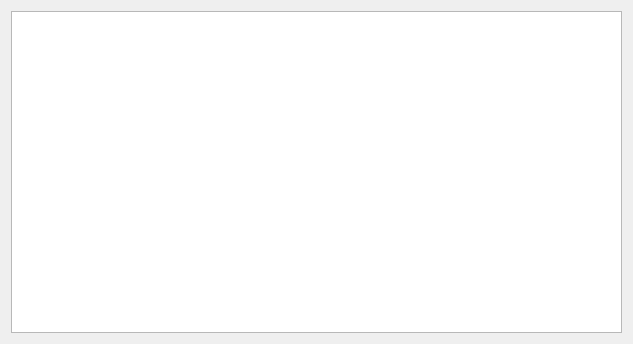
The window that cbr/support/msa/visual/MsaViewer.ui (TUM-CBR/pymol-plugins) describes before a commit, drawn with Qt 5.
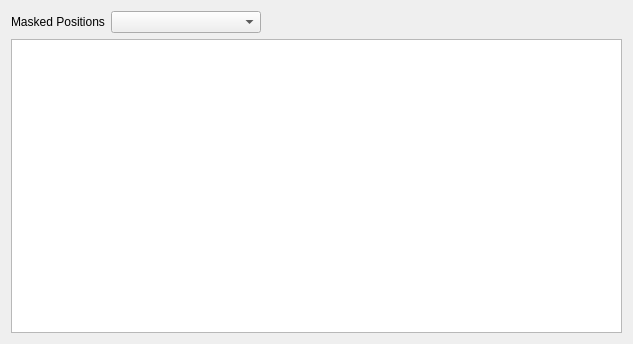
The same window after the commit.

Commit message: [MSA Cleaner] Add the ability to show the masked positions.

Diff of the .ui file:
```diff
--- a/cbr/support/msa/visual/MsaViewer.ui
+++ b/cbr/support/msa/visual/MsaViewer.ui
@@ -13,8 +13,44 @@
   <property name="windowTitle">
    <string>Form</string>
   </property>
-  <layout class="QVBoxLayout" name="verticalLayout">
-   <item>
+  <layout class="QGridLayout" name="gridLayout">
+   <item row="0" column="1">
+    <widget class="QComboBox" name="maskCombo">
+     <property name="minimumSize">
+      <size>
+       <width>150</width>
+       <height>0</height>
+      </size>
+     </property>
+     <property name="maximumSize">
+      <size>
+       <width>150</width>
+       <height>16777215</height>
+      </size>
+     </property>
+    </widget>
+   </item>
+   <item row="0" column="0">
+    <widget class="QLabel" name="label">
+     <property name="text">
+      <string>Masked Positions</string>
+     </property>
+    </widget>
+   </item>
+   <item row="0" column="2">
+    <spacer name="horizontalSpacer">
+     <property name="orientation">
+      <enum>Qt::Horizontal</enum>
+     </property>
+     <property name="sizeHint" stdset="0">
+      <size>
+       <width>40</width>
+       <height>20</height>
+      </size>
+     </property>
+    </spacer>
+   </item>
+   <item row="1" column="0" colspan="3">
     <widget class="QTableView" name="msaTable"/>
    </item>
   </layout>
```
The commit also changes 2 other files.
